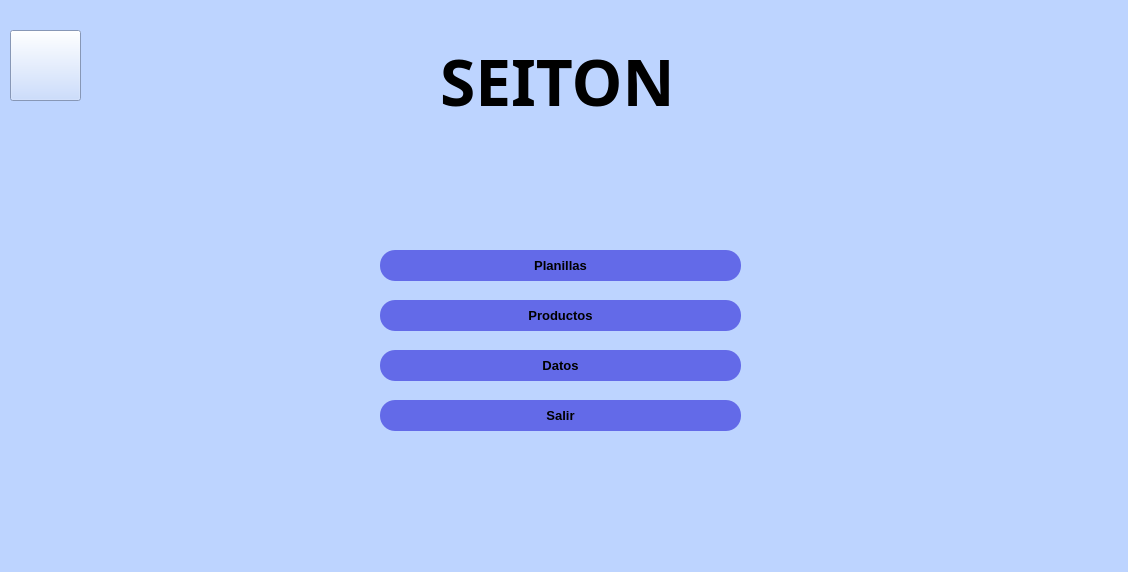
GabrieLombardi/Seiton, file menu_principal.ui: the form before one commit.
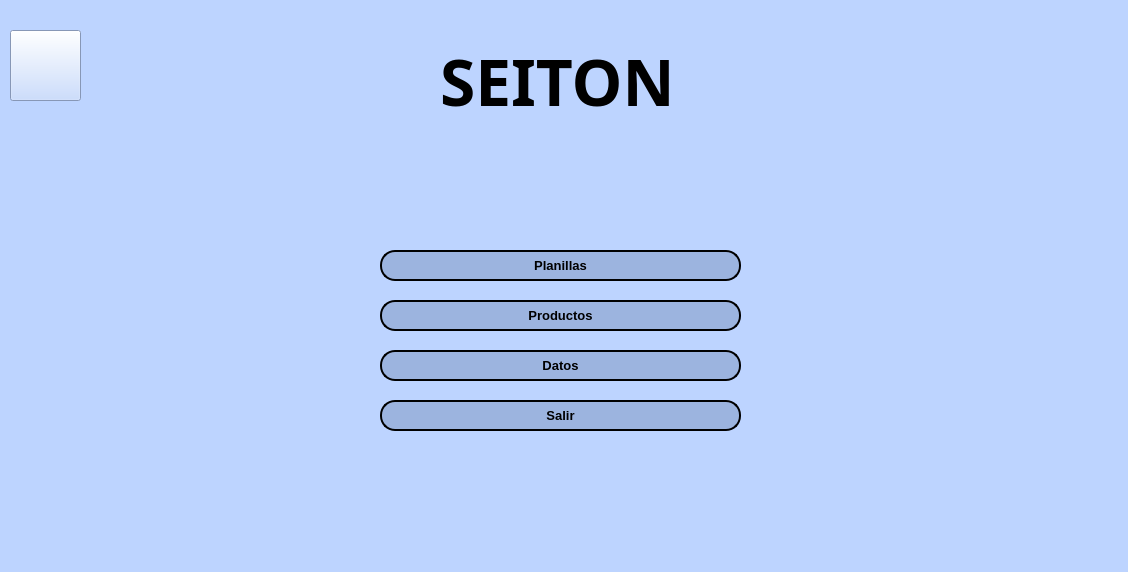
The form after the commit. Icons and pictures are not drawn.

Patch:
```diff
--- a/menu_principal.ui
+++ b/menu_principal.ui
@@ -458,6 +458,97 @@
      <height>31</height>
     </rect>
    </property>
+   <property name="palette">
+    <palette>
+     <active>
+      <colorrole role="Button">
+       <brush brushstyle="SolidPattern">
+        <color alpha="255">
+         <red>156</red>
+         <green>180</green>
+         <blue>223</blue>
+        </color>
+       </brush>
+      </colorrole>
+      <colorrole role="Base">
+       <brush brushstyle="SolidPattern">
+        <color alpha="255">
+         <red>156</red>
+         <green>180</green>
+         <blue>223</blue>
+        </color>
+       </brush>
+      </colorrole>
+      <colorrole role="Window">
+       <brush brushstyle="SolidPattern">
+        <color alpha="255">
+         <red>156</red>
+         <green>180</green>
+         <blue>223</blue>
+        </color>
+       </brush>
+      </colorrole>
+     </active>
+     <inactive>
+      <colorrole role="Button">
+       <brush brushstyle="SolidPattern">
+        <color alpha="255">
+         <red>156</red>
+         <green>180</green>
+         <blue>223</blue>
+        </color>
+       </brush>
+      </colorrole>
+      <colorrole role="Base">
+       <brush brushstyle="SolidPattern">
+        <color alpha="255">
+         <red>156</red>
+         <green>180</green>
+         <blue>223</blue>
+        </color>
+       </brush>
+      </colorrole>
+      <colorrole role="Window">
+       <brush brushstyle="SolidPattern">
+        <color alpha="255">
+         <red>156</red>
+         <green>180</green>
+         <blue>223</blue>
+        </color>
+       </brush>
+      </colorrole>
+     </inactive>
+     <disabled>
+      <colorrole role="Button">
+       <brush brushstyle="SolidPattern">
+        <color alpha="255">
+         <red>156</red>
+         <green>180</green>
+         <blue>223</blue>
+        </color>
+       </brush>
+      </colorrole>
+      <colorrole role="Base">
+       <brush brushstyle="SolidPattern">
+        <color alpha="255">
+         <red>156</red>
+         <green>180</green>
+         <blue>223</blue>
+        </color>
+       </brush>
+      </colorrole>
+      <colorrole role="Window">
+       <brush brushstyle="SolidPattern">
+        <color alpha="255">
+         <red>156</red>
+         <green>180</green>
+         <blue>223</blue>
+        </color>
+       </brush>
+      </colorrole>
+     </disabled>
+    </palette>
+   </property>
    <property name="font">
     <font>
      <pointsize>10</pointsize>
@@ -466,7 +557,7 @@
     </font>
    </property>
    <property name="styleSheet">
-    <string notr="true">background-color: rgb(99, 106, 232);  border-radius: 15px</string>
+    <string notr="true">background-color: rgb(156, 180, 223);  border-radius: 15px; border: 1.5px solid black;</string>
    </property>
    <property name="text">
     <string>Planillas</string>
@@ -489,7 +580,7 @@
     </font>
    </property>
    <property name="styleSheet">
-    <string notr="true">background-color: rgb(99, 106, 232);  border-radius: 15px</string>
+    <string notr="true">background-color: rgb(156, 180, 223);  border-radius: 15px; border: 1.5px solid black;</string>
    </property>
    <property name="text">
     <string>Productos</string>
@@ -512,7 +603,7 @@
     </font>
    </property>
    <property name="styleSheet">
-    <string notr="true">background-color: rgb(99, 106, 232);  border-radius: 15px</string>
+    <string notr="true">background-color: rgb(156, 180, 223);  border-radius: 15px; border: 1.5px solid black;</string>
    </property>
    <property name="text">
     <string>Salir</string>
@@ -535,7 +626,7 @@
     </font>
    </property>
    <property name="styleSheet">
-    <string notr="true">background-color: rgb(99, 106, 232);  border-radius: 15px</string>
+    <string notr="true">background-color: rgb(156, 180, 223);  border-radius: 15px; border: 1.5px solid black;</string>
    </property>
    <property name="text">
     <string>Datos</string>
```
